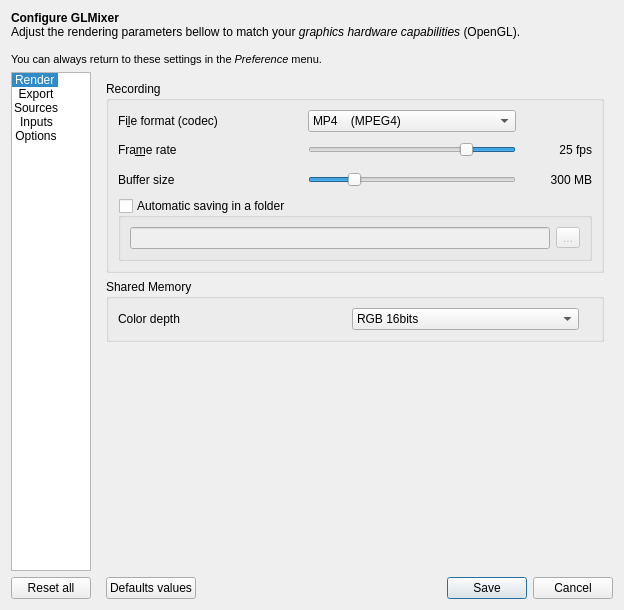
Old version of the form src/UserPreferencesDialog.ui in the repository markus-wa/glmixer-mirror.
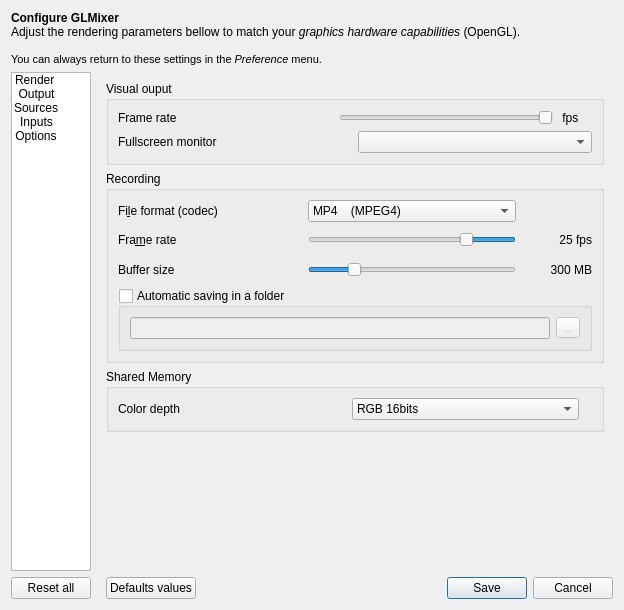
New version of the form. The open tabs and pages were chosen to show the change. Icons and pictures are not drawn. Custom widgets are drawn as their Qt base class.

Commit message: Implementation of display Framerate, separated from rendering framerate (frame skipping mechanism). Bug Fix for display Pause.

Patch:
```diff
--- a/src/UserPreferencesDialog.ui
+++ b/src/UserPreferencesDialog.ui
@@ -105,7 +105,7 @@
           <bool>false</bool>
          </property>
          <property name="currentRow">
-          <number>0</number>
+          <number>-1</number>
          </property>
          <item>
           <property name="text">
@@ -116,20 +116,20 @@
           </property>
           <property name="icon">
            <iconset resource="../icons.qrc">
+            <normaloff>:/glmixer/icons/3d.png</normaloff>:/glmixer/icons/3d.png</iconset>
+          </property>
+          <property name="flags">
+           <set>ItemIsSelectable|ItemIsEnabled</set>
+          </property>
+         </item>
+         <item>
+          <property name="text">
+           <string>Output</string>
+          </property>
+          <property name="icon">
+           <iconset resource="../icons.qrc">
             <normaloff>:/glmixer/icons/display.png</normaloff>:/glmixer/icons/display.png</iconset>
           </property>
-          <property name="flags">
-           <set>ItemIsSelectable|ItemIsEnabled</set>
-          </property>
-         </item>
-         <item>
-          <property name="text">
-           <string>Export</string>
-          </property>
-          <property name="icon">
-           <iconset resource="../icons.qrc">
-            <normaloff>:/glmixer/icons/movieformat.png</normaloff>:/glmixer/icons/movieformat.png</iconset>
-          </property>
          </item>
          <item>
           <property name="text">
@@ -742,32 +742,6 @@
              </layout>
             </widget>
            </item>
-           <item>
-            <widget class="QGroupBox" name="groupBox_2">
-             <property name="title">
-              <string>Fullscreen</string>
-             </property>
-             <layout class="QHBoxLayout" name="horizontalLayout_5">
-              <item>
-               <widget class="QLabel" name="label_7">
-                <property name="text">
-                 <string>Target computer monitor </string>
-                </property>
-               </widget>
-              </item>
-              <item>
-               <widget class="QComboBox" name="fullscreenMonitor">
-                <property name="toolTip">
-                 <string>Select the system monitor for fullscreen of the output window</string>
-                </property>
-                <property name="currentIndex">
-                 <number>-1</number>
-                </property>
-               </widget>
-              </item>
-             </layout>
-            </widget>
-           </item>
            <item>
             <spacer name="verticalSpacerRendering">
              <property name="orientation">
@@ -785,6 +759,107 @@
          </widget>
          <widget class="QWidget" name="PageRecording">
           <layout class="QVBoxLayout" name="verticalLayout_9">
+           <item>
+            <widget class="QGroupBox" name="groupBox">
+             <property name="title">
+              <string>Visual ouput</string>
+             </property>
+             <layout class="QVBoxLayout" name="verticalLayout_8">
+              <item>
+               <layout class="QHBoxLayout" name="horizontalLayout_5">
+                <item>
+                 <widget class="QLabel" name="label_24">
+                  <property name="sizePolicy">
+                   <sizepolicy hsizetype="Expanding" vsizetype="Preferred">
+                    <horstretch>0</horstretch>
+                    <verstretch>0</verstretch>
+                   </sizepolicy>
+                  </property>
+                  <property name="toolTip">
+                   <string>The rendering loop-back source shows the frame rendered N frame(s) before; </string>
+                  </property>
+                  <property name="text">
+                   <string>Frame rate</string>
+                  </property>
+                  <property name="buddy">
+                   <cstring>loopbackSkippedFrames</cstring>
+                  </property>
+                 </widget>
+                </item>
+                <item>
+                 <widget class="QSlider" name="outputSkippedFrames">
+                  <property name="toolTip">
+                   <string>&lt;html&gt;&lt;head/&gt;&lt;body&gt;&lt;p&gt;Target frame rate for recursive loopback source.&lt;/p&gt;&lt;/body&gt;&lt;/html&gt;</string>
+                  </property>
+                  <property name="minimum">
+                   <number>1</number>
+                  </property>
+                  <property name="maximum">
+                   <number>13</number>
+                  </property>
+                  <property name="pageStep">
+                   <number>1</number>
+                  </property>
+                  <property name="value">
+                   <number>1</number>
+                  </property>
+                  <property name="orientation">
+                   <enum>Qt::Horizontal</enum>
+                  </property>
+                  <property name="invertedAppearance">
+                   <bool>true</bool>
+                  </property>
+                  <property name="invertedControls">
+                   <bool>true</bool>
+                  </property>
+                 </widget>
+                </item>
+                <item>
+                 <widget class="QLabel" name="outputFPS">
+                  <property name="text">
+                   <string notr="true"> fps</string>
+                  </property>
+                 </widget>
+                </item>
+                <item>
+                 <widget class="QLabel" name="label_26">
+                  <property name="toolTip">
+                   <string>&lt;html&gt;&lt;head/&gt;&lt;body&gt;&lt;p&gt;Output view can be displayed with a framerate lower than the rendering framerate (skipping frames).&lt;/p&gt;&lt;/body&gt;&lt;/html&gt;</string>
+                  </property>
+                  <property name="text">
+                   <string/>
+                  </property>
+                  <property name="pixmap">
+                   <pixmap resource="../icons.qrc">:/glmixer/icons/info.png</pixmap>
+                  </property>
+                 </widget>
+                </item>
+               </layout>
+              </item>
+              <item>
+               <layout class="QHBoxLayout" name="horizontalLayout_4">
+                <item>
+                 <widget class="QLabel" name="label_7">
+                  <property name="text">
+                   <string>Fullscreen monitor </string>
+                  </property>
+                 </widget>
+                </item>
+                <item>
+                 <widget class="QComboBox" name="fullscreenMonitor">
+                  <property name="toolTip">
+                   <string>Select the system monitor for fullscreen of the output window</string>
+                  </property>
+                  <property name="currentIndex">
+                   <number>-1</number>
+                  </property>
+                 </widget>
+                </item>
+               </layout>
+              </item>
+             </layout>
+            </widget>
+           </item>
            <item>
             <widget class="QGroupBox" name="groupBoxFormat">
              <property name="title">
```
Left out of the diff: 152 changed lines with no effect on the pictures. The commit also changes 11 other files.
